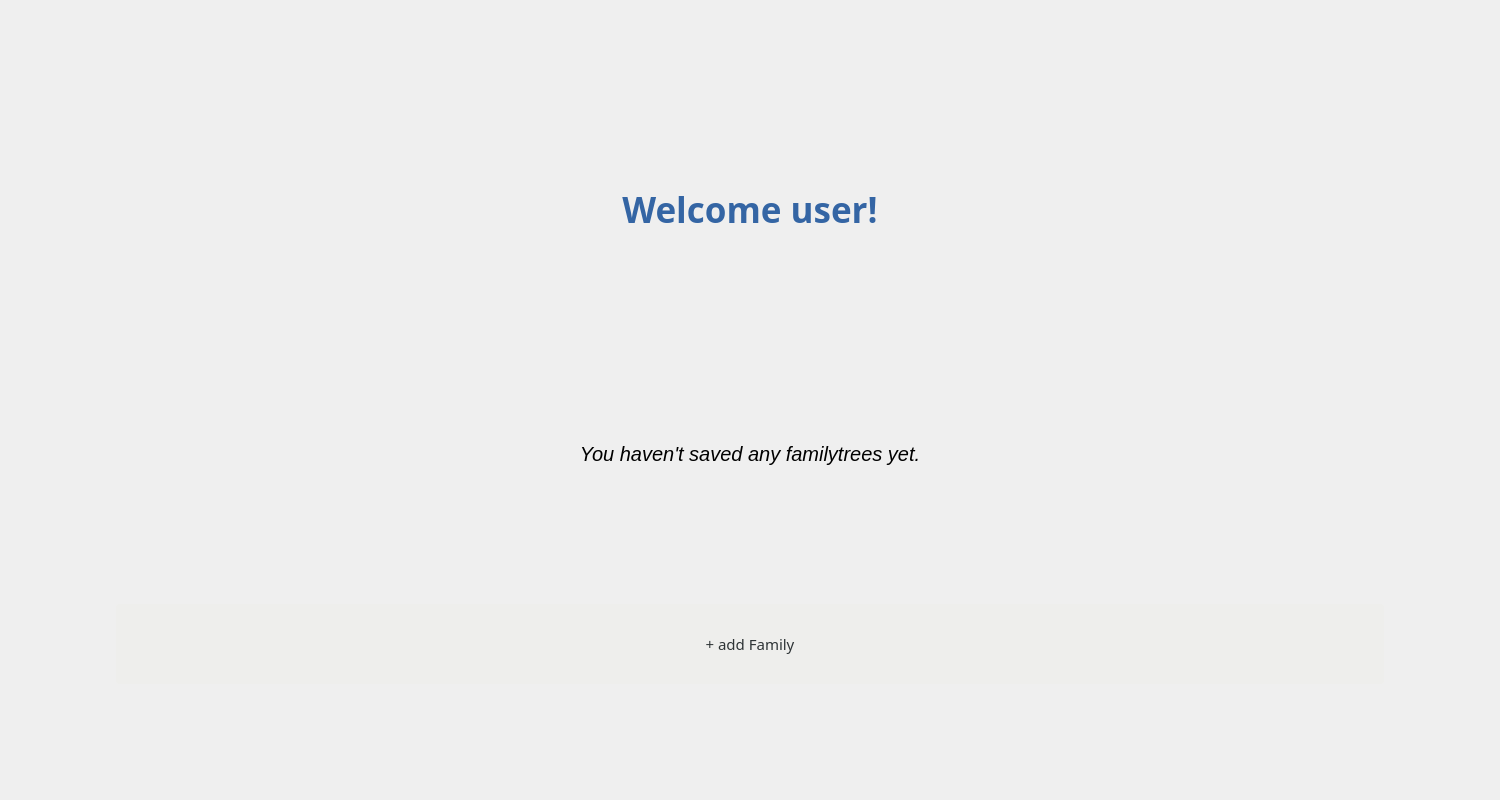
Before: the Qt Designer form FamilyTree/src/gui/homepage.ui in moumitahmad/Stammbaum, drawn with Qt 5.
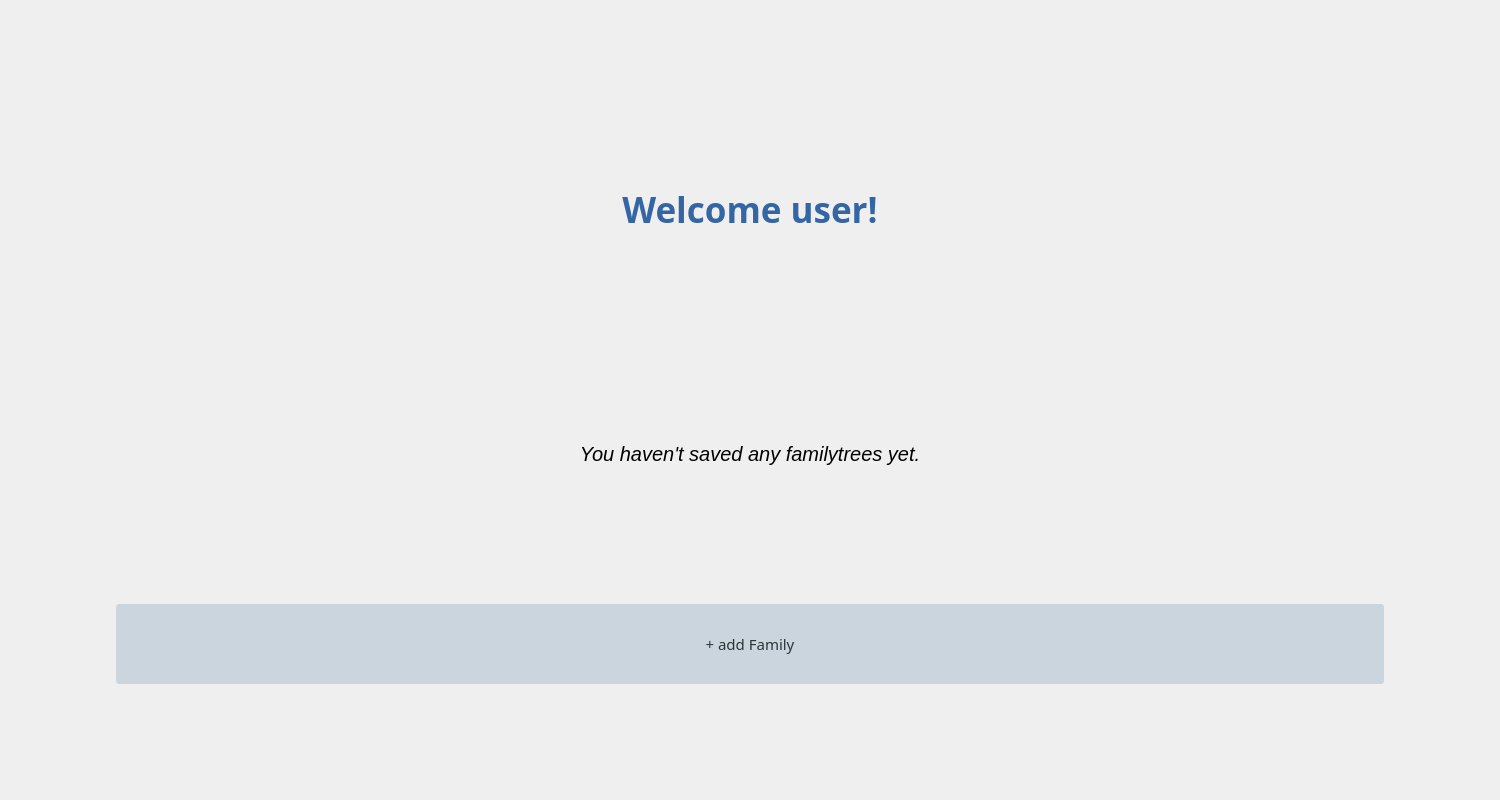
After: the same form once the commit is applied.

```diff
--- a/FamilyTree/src/gui/homepage.ui
+++ b/FamilyTree/src/gui/homepage.ui
@@ -22,7 +22,7 @@
    <string notr="true">QPushButton { 
 	font: 11pt;
 	border-radius: 3px;
-	background-color: rgb(238, 238, 236);
+	background-color:rgb(203, 213, 221);
 	color: rgb(46, 52, 54);  
 	height: 80px; 
 	width: 80px;  
```
Left out of the diff: 4 changed lines with no effect on the pictures.
